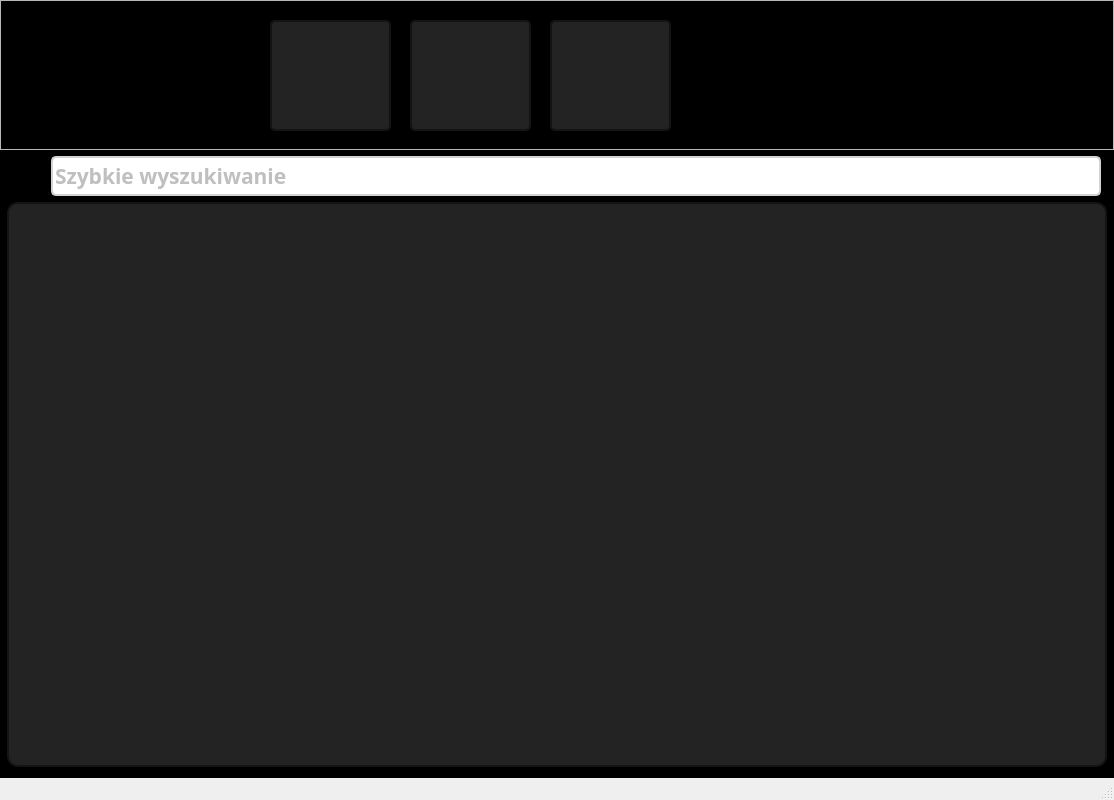
Before: the Qt Designer form mainwindow.ui in RStravinsky/GuestRegistration, drawn with Qt 5.
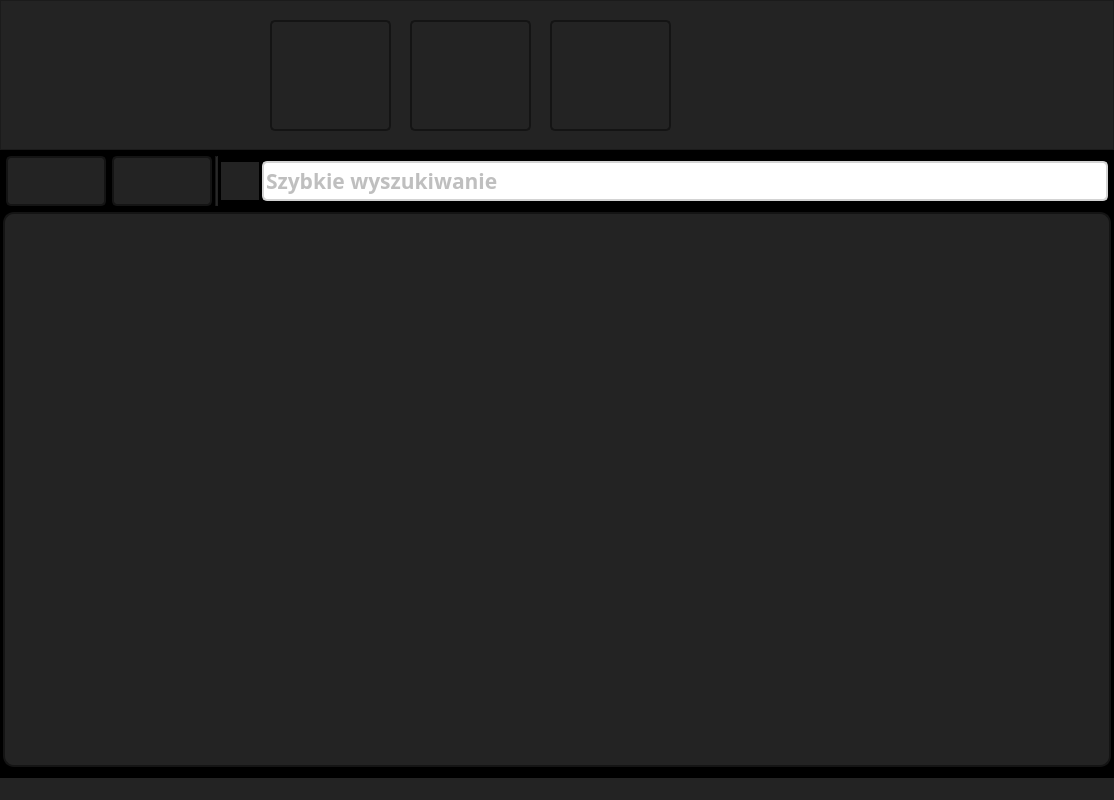
After: the same form once the commit is applied. Icons and pictures are not drawn.

Commit message: add,sumbit buttons

```diff
--- a/mainwindow.ui
+++ b/mainwindow.ui
@@ -24,7 +24,9 @@
     <normaloff>:/images/images/icon.ico</normaloff>:/images/images/icon.ico</iconset>
   </property>
   <property name="styleSheet">
-   <string notr="true"/>
+   <string notr="true">background-color: rgb(35,35,35);
+
+</string>
   </property>
   <widget class="QWidget" name="centralWidget">
    <property name="styleSheet">
@@ -33,6 +35,7 @@
 }
 
 #centralWidget QLineEdit {
+background: white;
 color: gray;
 border: 2px solid lightgray;
 border-radius: 5px;
@@ -44,111 +47,111 @@
 border-radius: 5px;
 }
 
-</string>
-   </property>
-   <layout class="QGridLayout" name="gridLayout" rowstretch="1,0,0,0,0" columnstretch="0,0,1,0,0">
-    <property name="leftMargin">
-     <number>0</number>
-    </property>
-    <property name="topMargin">
-     <number>0</number>
-    </property>
-    <property name="rightMargin">
-     <number>0</number>
-    </property>
-    <item row="1" column="1">
-     <widget class="QLabel" name="label_2">
-      <property name="sizePolicy">
-       <sizepolicy hsizetype="Fixed" vsizetype="Fixed">
-        <horstretch>0</horstretch>
-        <verstretch>0</verstretch>
-       </sizepolicy>
-      </property>
-      <property name="minimumSize">
-       <size>
-        <width>38</width>
-        <height>38</height>
-       </size>
-      </property>
-      <property name="maximumSize">
-       <size>
-        <width>41</width>
-        <height>38</height>
-       </size>
-      </property>
-      <property name="text">
-       <string/>
-      </property>
-      <property name="pixmap">
-       <pixmap resource="resources.qrc">:/images/images/magnifier.png</pixmap>
-      </property>
-      <property name="scaledContents">
-       <bool>true</bool>
-      </property>
-     </widget>
-    </item>
-    <item row="4" column="4">
-     <spacer name="rightSpacer">
-      <property name="orientation">
-       <enum>Qt::Horizontal</enum>
-      </property>
-      <property name="sizeType">
-       <enum>QSizePolicy::Fixed</enum>
-      </property>
-      <property name="sizeHint" stdset="0">
-       <size>
-        <width>1</width>
-        <height>1</height>
-       </size>
-      </property>
-     </spacer>
-    </item>
-    <item row="3" column="0">
-     <spacer name="leftSpacer">
-      <property name="orientation">
-       <enum>Qt::Horizontal</enum>
-      </property>
-      <property name="sizeType">
-       <enum>QSizePolicy::Fixed</enum>
-      </property>
-      <property name="sizeHint" stdset="0">
-       <size>
-        <width>1</width>
-        <height>1</height>
-       </size>
-      </property>
-     </spacer>
-    </item>
-    <item row="3" column="1" rowspan="2" colspan="3">
-     <widget class="QTableView" name="tableView">
-      <property name="sizePolicy">
-       <sizepolicy hsizetype="MinimumExpanding" vsizetype="MinimumExpanding">
-        <horstretch>0</horstretch>
-        <verstretch>0</verstretch>
-       </sizepolicy>
-      </property>
-      <property name="styleSheet">
-       <string notr="true">QTableView {
+#centralWidget QTableView {
     background-color: rgb(35,35,35);
     color:#fffff8;
     gridline-color: #fffff8;
-   /* font-size: 12pt;*/
 	border: 2px solid rgb(20,20,20);
 	border-radius: 11px;
 	padding: 5px;
 }
 
- QTableView QTableCornerButton::section {
-    background-color: #646464;
+#centralWidget QTableView QTableCornerButton::section {
+    background-color: rgb(100,100,100);
     border: 1px solid #fffff8;
-}</string>
+}
+
+#centralWidget QHeaderView::section {
+    background-color: rgb(100,100,100);
+    padding: 4px;
+    border: 1px solid #fffff8;
+    font-family: Calibri Light;
+    font: 16px;
+     color: white    
+;}
+
+
+</string>
+   </property>
+   <layout class="QGridLayout" name="gridLayout" rowstretch="0,0,0,0,0,0" columnstretch="0,0,0,0,0,0,0,0,0,0">
+    <property name="leftMargin">
+     <number>0</number>
+    </property>
+    <property name="topMargin">
+     <number>0</number>
+    </property>
+    <property name="rightMargin">
+     <number>0</number>
+    </property>
+    <property name="horizontalSpacing">
+     <number>3</number>
+    </property>
+    <item row="4" column="1" rowspan="2" colspan="8">
+     <widget class="QTableView" name="tableView">
+      <property name="sizePolicy">
+       <sizepolicy hsizetype="MinimumExpanding" vsizetype="MinimumExpanding">
+        <horstretch>0</horstretch>
+        <verstretch>0</verstretch>
+       </sizepolicy>
+      </property>
+      <property name="styleSheet">
+       <string notr="true"/>
       </property>
       <attribute name="horizontalHeaderMinimumSectionSize">
        <number>29</number>
       </attribute>
      </widget>
     </item>
-    <item row="0" column="0" colspan="5">
+    <item row="1" column="7">
+     <widget class="QLineEdit" name="lineEdit">
+      <property name="minimumSize">
+       <size>
+        <width>0</width>
+        <height>40</height>
+       </size>
+      </property>
+      <property name="maximumSize">
+       <size>
+        <width>16777215</width>
+        <height>40</height>
+       </size>
+      </property>
+      <property name="font">
+       <font>
+        <family>Calibri Light</family>
+        <pointsize>16</pointsize>
+        <weight>75</weight>
+        <bold>true</bold>
+       </font>
+      </property>
+      <property name="styleSheet">
+       <string notr="true"/>
+      </property>
+      <property name="placeholderText">
+       <string>Szybkie wyszukiwanie</string>
+      </property>
+     </widget>
+    </item>
+    <item row="1" column="5">
+     <widget class="Line" name="line">
+      <property name="styleSheet">
+       <string notr="true">background: &quot;lightgray&quot;</string>
+      </property>
+      <property name="frameShadow">
+       <enum>QFrame::Sunken</enum>
+      </property>
+      <property name="lineWidth">
+       <number>1</number>
+      </property>
+      <property name="midLineWidth">
+       <number>0</number>
+      </property>
+      <property name="orientation">
+       <enum>Qt::Vertical</enum>
+      </property>
+     </widget>
+    </item>
+    <item row="0" column="0" colspan="10">
      <widget class="QFrame" name="topFrame">
       <property name="sizePolicy">
        <sizepolicy hsizetype="Preferred" vsizetype="Fixed">
@@ -309,6 +312,9 @@
          <height>131</height>
         </rect>
        </property>
+       <property name="styleSheet">
+        <string notr="true">background: &quot;transparent&quot;</string>
+       </property>
        <property name="text">
         <string/>
        </property>
@@ -321,30 +327,155 @@
       </widget>
      </widget>
     </item>
+    <item row="1" column="6">
+     <widget class="QLabel" name="label_2">
+      <property name="sizePolicy">
+       <sizepolicy hsizetype="Fixed" vsizetype="Fixed">
+        <horstretch>0</horstretch>
+        <verstretch>0</verstretch>
+       </sizepolicy>
+      </property>
+      <property name="minimumSize">
+       <size>
+        <width>38</width>
+        <height>38</height>
+       </size>
+      </property>
+      <property name="maximumSize">
+       <size>
+        <width>41</width>
+        <height>38</height>
+       </size>
+      </property>
+      <property name="styleSheet">
+       <string notr="true">background: &quot;transparent&quot;</string>
+      </property>
+      <property name="text">
+       <string/>
+      </property>
+      <property name="pixmap">
+       <pixmap resource="resources.qrc">:/images/images/magnifier.png</pixmap>
+      </property>
+      <property name="scaledContents">
+       <bool>true</bool>
+      </property>
+     </widget>
+    </item>
     <item row="1" column="2">
-     <widget class="QLineEdit" name="lineEdit">
+     <widget class="QPushButton" name="addButton">
+      <property name="sizePolicy">
+       <sizepolicy hsizetype="Fixed" vsizetype="Fixed">
+        <horstretch>0</horstretch>
+        <verstretch>0</verstretch>
+       </sizepolicy>
+      </property>
       <property name="minimumSize">
        <size>
-        <width>0</width>
-        <height>40</height>
+        <width>100</width>
+        <height>50</height>
        </size>
       </property>
       <property name="maximumSize">
        <size>
-        <width>16777215</width>
-        <height>40</height>
+        <width>50</width>
+        <height>50</height>
        </size>
       </property>
-      <property name="font">
-       <font>
-        <family>Calibri Light</family>
-        <pointsize>16</pointsize>
-        <weight>75</weight>
-        <bold>true</bold>
-       </font>
+      <property name="styleSheet">
+       <string notr="true">QPushButton {
+color: gray;
+border: 2px solid rgb(20,20,20);
+border-radius: 5px;
+background: rgb(35,35,35);
+}
+
+QPushButton:hover {
+color: white;
+border: 2px solid rgb(20,20,20);
+border-radius: 5px;
+background: qlineargradient(x1:0, y1:0, x2:0, y2:1,
+   stop: 0 rgba(80,80,80), stop: 0.7 rgb(35,35,35));
+}
+
+QPushButton:pressed {
+color: white;
+border: 2px solid rgb(20,20,20);
+border-radius: 5px;
+background: rgb(80,80,80);
+}
+</string>
       </property>
-      <property name="placeholderText">
-       <string>Szybkie wyszukiwanie</string>
+      <property name="text">
+       <string/>
+      </property>
+      <property name="icon">
+       <iconset resource="resources.qrc">
+        <normaloff>:/images/images/add_person.png</normaloff>:/images/images/add_person.png</iconset>
+      </property>
+      <property name="iconSize">
+       <size>
+        <width>50</width>
+        <height>50</height>
+       </size>
+      </property>
+     </widget>
+    </item>
+    <item row="1" column="4">
+     <widget class="QPushButton" name="deleteButton">
+      <property name="sizePolicy">
+       <sizepolicy hsizetype="Fixed" vsizetype="Fixed">
+        <horstretch>0</horstretch>
+        <verstretch>0</verstretch>
+       </sizepolicy>
+      </property>
+      <property name="minimumSize">
+       <size>
+        <width>100</width>
+        <height>50</height>
+       </size>
+      </property>
+      <property name="maximumSize">
+       <size>
+        <width>50</width>
+        <height>50</height>
+       </size>
+      </property>
+      <property name="styleSheet">
+       <string notr="true">QPushButton {
+color: gray;
+border: 2px solid rgb(20,20,20);
+border-radius: 5px;
+background: rgb(35,35,35);
+}
+
+QPushButton:hover {
+color: white;
+border: 2px solid rgb(20,20,20);
+border-radius: 5px;
+background: qlineargradient(x1:0, y1:0, x2:0, y2:1,
+   stop: 0 rgba(80,80,80), stop: 0.7 rgb(35,35,35));
+}
+
+QPushButton:pressed {
+color: white;
+border: 2px solid rgb(20,20,20);
+border-radius: 5px;
+background: rgb(80,80,80);
+}
+</string>
+      </property>
+      <property name="text">
+       <string/>
+      </property>
+      <property name="icon">
+       <iconset resource="resources.qrc">
+        <normaloff>:/images/images/delete_person.png</normaloff>:/images/images/delete_person.png</iconset>
+      </property>
+      <property name="iconSize">
+       <size>
+        <width>50</width>
+        <height>50</height>
+       </size>
       </property>
      </widget>
     </item>
```
The commit also changes 11 other files.
